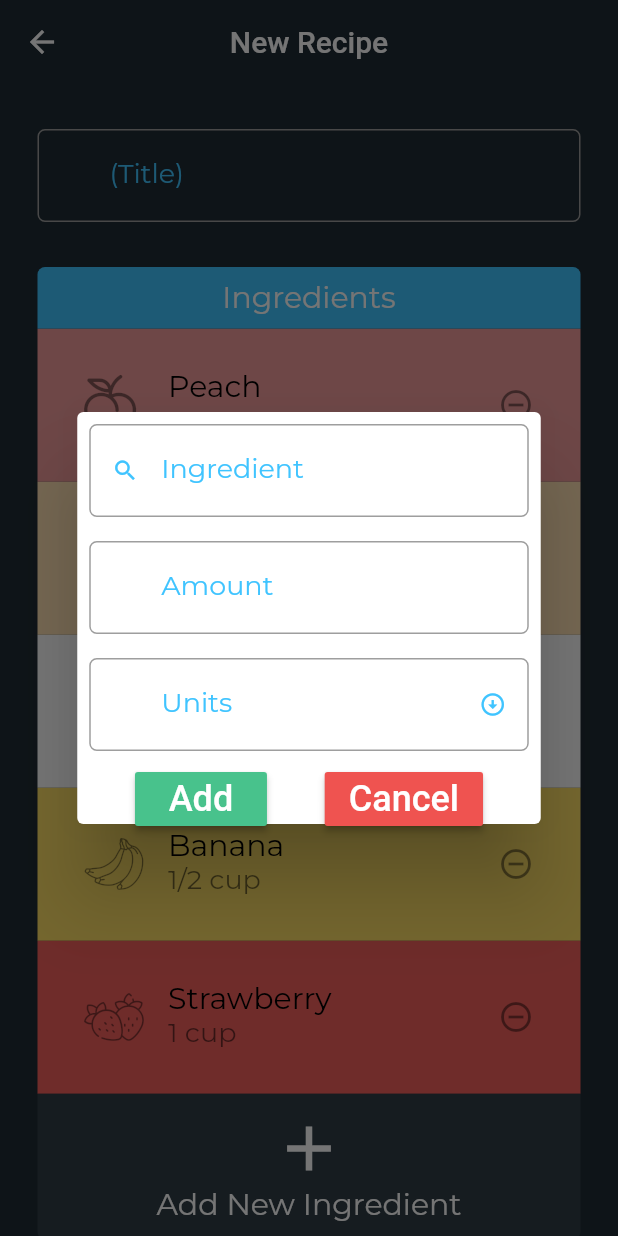
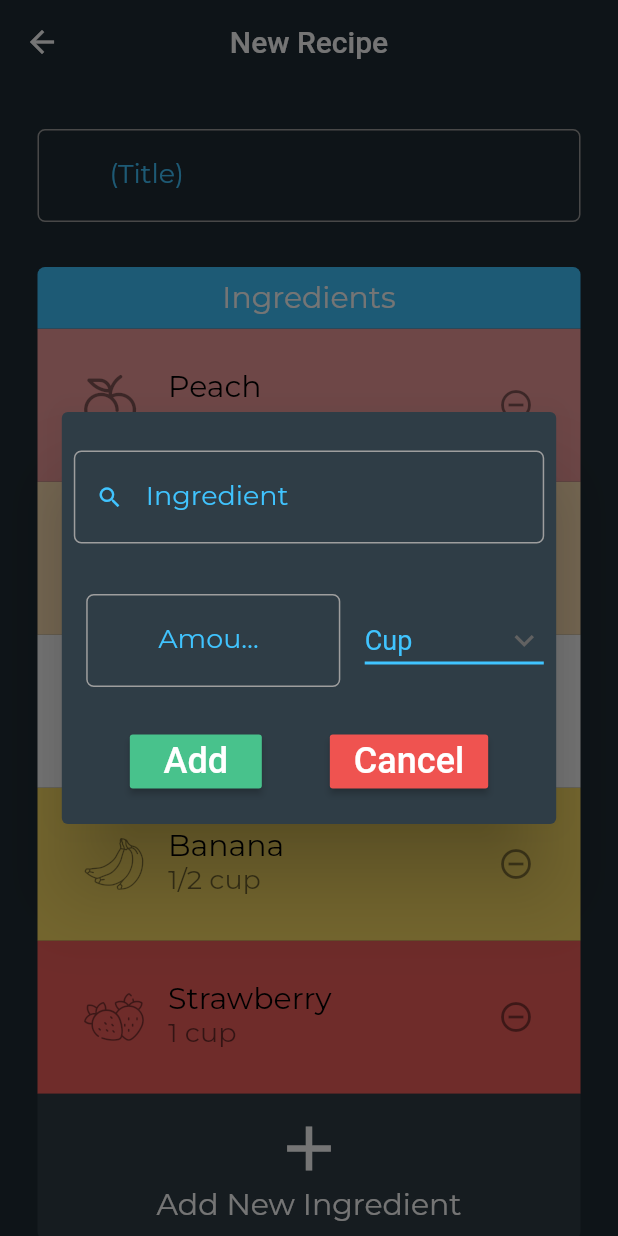
Before and after one commit to IanKirkham/BlenderHut, a Flutter app: the RecipeBuilder screen opened directly, after a tap on "Add New Ingredient", on a phone screen of 412 x 824 dp. Run offline on Flutter 3.47's test engine with Material 2 defaults, Android fonts, the phone set to English and light mode, and no system bars; our stand-ins replace carousel_slider, dots_indicator, flutter_spinkit, google_fonts, syncfusion_flutter_charts, syncfusion_flutter_sliders; missing offline and left inert: syncfusion_flutter_core.

```diff
--- a/lib/app.dart
+++ b/lib/app.dart
@@ -1,12 +1,15 @@
+import 'package:blenderapp/widgets/tab_item.dart';
 import 'package:flutter/material.dart';
 import 'screens/fill/fill.dart';
 import 'screens/home/home.dart';
 import 'screens/profile/profile.dart';
 import 'screens/recipe_list/recipe_list.dart';
 
+GlobalKey navBarGlobalKey = GlobalKey(debugLabel: 'bottomAppBar');
+
 class App extends StatefulWidget {
-  GlobalKey navBarGlobalKey;
-  App(this.navBarGlobalKey);
+  //GlobalKey navBarGlobalKey;
+  //App(this.navBarGlobalKey);
 
   @override
   _AppState createState() => _AppState();
@@ -14,11 +17,38 @@ class App extends StatefulWidget {
 
 class _AppState extends State<App> {
   int _currentIndex = 0;
-  final tabs = [
-    Home(),
-    RecipeList(),
-    Fill(),
-    Profile(),
+  // final tabs = [
+  //   Home(),
+  //   RecipeList(),
+  //   Fill(),
+  //   Profile(),
+  // ];
+
+  final List<TabItem> tabItems = [
+    TabItem(
+      title: 'Home',
+      iconData: Icons.home,
+      navigatorKey: GlobalKey<NavigatorState>(),
+      page: Home(),
+    ),
+    TabItem(
+      title: 'All Recipes',
+      iconData: Icons.view_module,
+      navigatorKey: GlobalKey<NavigatorState>(),
+      page: RecipeList(),
+    ),
+    TabItem(
+      title: 'Fill Containers',
+      iconData: Icons.addchart,
+      navigatorKey: GlobalKey<NavigatorState>(),
+      page: Fill(),
+    ),
+    TabItem(
+      title: 'Profile',
+      iconData: Icons.person,
+      navigatorKey: GlobalKey<NavigatorState>(),
+      page: Profile(),
+    ),
   ];
 
   PageController pageController = PageController(
@@ -28,52 +58,95 @@ class _AppState extends State<App> {
 
   @override
   Widget build(BuildContext context) {
+    final currentTab = tabItems[_currentIndex];
     // return MaterialApp(
     //   home:
-    return Scaffold(
-      body: PageView(
-        controller: pageController,
-        onPageChanged: (index) {
+    return WillPopScope(
+      onWillPop: () async =>
+          !await currentTab.navigatorKey.currentState.maybePop(),
+      child: Scaffold(
+        // body: PageView(
+        //   controller: pageController,
+        //   onPageChanged: (index) {
+        //     setState(
+        //       () {
+        //         _currentIndex = index;
+        //       },
+        //     );
+        //   },
+        //   children: tabs,
+        // ),
+        // body: Navigator(
+        //   key: currentTab.navigatorKey,
+        //   onGenerateRoute: (settings) => MaterialPageRoute(
+        //     settings: settings,
+        //     builder: (context) => Home(),
+        //   ),
+        // ),
+        body: IndexedStack(
+          index: _currentIndex,
+          children: tabItems
+              .map(
+                _buildIndexedPageFlow,
+              )
+              .toList(),
+        ),
+        bottomNavigationBar: BottomNavigationBar(
+          //key: widget.navBarGlobalKey,
+          // key: navBarGlobalKey,
+          key: navBarGlobalKey,
+          currentIndex: _currentIndex,
+          // items: [
+          //   BottomNavigationBarItem(
+          //     icon: Icon(Icons.home),
+          //     label: 'Home',
+          //   ),
+          //   BottomNavigationBarItem(
+          //     icon: Icon(Icons.view_module),
+          //     label: 'All Recipes',
+          //   ),
+          //   BottomNavigationBarItem(
+          //     icon: Icon(Icons.addchart),
+          //     label: 'Fill Containers',
+          //   ),
+          //   BottomNavigationBarItem(
+          //     icon: Icon(Icons.person),
+          //     label: 'Profile',
+          //   ),
+          // ],
+          items: tabItems
+              .map(
+                (item) => BottomNavigationBarItem(
+                  label: item.title,
+                  icon: Icon(item.iconData),
+                ),
+              )
+              .toList(),
+          onTap: (newIndex) {
             setState(
               () {
-              _currentIndex = index;
-            },
-          );
-        },
-        children: tabs,
-      ),
-      bottomNavigationBar: BottomNavigationBar(
-        key: widget.navBarGlobalKey,
-        currentIndex: _currentIndex,
-        items: [
-          BottomNavigationBarItem(
-            icon: Icon(Icons.home),
-            label: 'Home',
-          ),
-          BottomNavigationBarItem(
-            icon: Icon(Icons.view_module),
-            label: 'All Recipes',
-          ),
-          BottomNavigationBarItem(
-            icon: Icon(Icons.addchart),
-            label: 'Fill Containers',
-          ),
-          BottomNavigationBarItem(
-            icon: Icon(Icons.person),
-            label: 'Profile',
-          ),
-        ],
-        onTap: (index) {
-          setState(
-            () {
-              _currentIndex = index;
-              pageController.animateToPage(index,
-                  duration: Duration(milliseconds: 500), curve: Curves.ease);
+                if (_currentIndex != newIndex) {
+                  _currentIndex = newIndex;
+                } else {
+                  currentTab.navigatorKey.currentState
+                      .popUntil((route) => route.isFirst);
+                }
+                //pageController.animateToPage(index,
+                //    duration: Duration(milliseconds: 500), curve: Curves.ease);
                 //pageController.jumpToPage(index);
               },
             );
           },
         ),
+      ),
     );
   }
+
+  Widget _buildIndexedPageFlow(TabItem tabItem) => Navigator(
+        key: tabItem.navigatorKey,
+        onGenerateRoute: (settings) => MaterialPageRoute(
+          settings: settings,
+          builder: (context) => tabItem.page,
+        ),
+      );
 }
--- a/lib/main.dart
+++ b/lib/main.dart
@@ -6,7 +6,7 @@ void main() {
   runApp(Main());
 }
 
-GlobalKey navBarGlobalKey = GlobalKey(debugLabel: 'bottomAppBar');
+//GlobalKey navBarGlobalKey = GlobalKey(debugLabel: 'bottomAppBar');
 
 class Main extends StatefulWidget {
   @override
@@ -17,7 +17,8 @@ class _MainState extends State<Main> {
   @override
   Widget build(BuildContext context) {
     return MaterialApp(
-      home: SplashScreen(navBarGlobalKey),
+      //home: SplashScreen(navBarGlobalKey),
+      home: SplashScreen(),
       theme: _theme(),
     );
   }
--- a/lib/screens/recipe_builder/recipe_builder.dart
+++ b/lib/screens/recipe_builder/recipe_builder.dart
@@ -135,6 +135,8 @@ class _RecipeBuilderState extends State<RecipeBuilder> {
   }
 
   Future<bool> _dialogPopup(context) async {
+    String unitDropDownValue = 'Cup';
+
     bool success = await showDialog<bool>(
       context: context,
       builder: (context) {
@@ -143,9 +145,10 @@ class _RecipeBuilderState extends State<RecipeBuilder> {
             FocusScope.of(context).requestFocus(new FocusNode());
           },
           child: Dialog(
+            backgroundColor: Color(0xFF2F3D46),
             child: Container(
               height: MediaQuery.of(context).size.height / 3,
-              width: MediaQuery.of(context).size.width * 0.75,
+              width: MediaQuery.of(context).size.width * 0.8,
               child: Column(
                 mainAxisAlignment: MainAxisAlignment.spaceEvenly,
                 children: [
@@ -168,22 +171,48 @@ class _RecipeBuilderState extends State<RecipeBuilder> {
                       prefixIconData: Icons.search,
                     ),
                   ),
-                  Padding(
-                    padding: const EdgeInsets.all(8.0),
+                  Row(
+                    mainAxisAlignment: MainAxisAlignment.spaceEvenly,
+                    children: [
+                      Container(
+                        width: MediaQuery.of(context).size.width * 0.45,
+                        padding: EdgeInsets.all(8),
                         child: TextFieldWidget(
                           obscureText: false,
-                      hintText: "Search",
+                          hintText: "Number",
                           labelText: "Amount",
                         ),
                       ),
-                  Padding(
-                    padding: const EdgeInsets.all(8.0),
-                    child: TextFieldWidget(
-                      obscureText: false,
-                      hintText: "Search",
-                      labelText: "Units",
-                      suffixIconData: Icons.arrow_circle_down,
+                      DropdownButton<String>(
+                        value: unitDropDownValue,
+                        icon: Icon(Icons.keyboard_arrow_down_outlined),
+                        iconSize: 26,
+                        elevation: 16,
+                        style: TextStyle(
+                            color: Colors.lightBlueAccent, fontSize: 18),
+                        underline: Container(
+                          height: 2,
+                          color: Colors.lightBlueAccent,
                         ),
+                        onChanged: (String newValue) {
+                          setState(() {
+                            unitDropDownValue = newValue;
+                          });
+                        },
+                        items: <String>[
+                          'Cup',
+                          'Gram',
+                          'Ounce',
+                          'Tablespoon',
+                          'Mililiter',
+                        ].map<DropdownMenuItem<String>>((String value) {
+                          return DropdownMenuItem<String>(
+                            value: value,
+                            child: Text(value),
+                          );
+                        }).toList(),
+                      ),
+                    ],
                   ),
                   Row(
                     mainAxisAlignment: MainAxisAlignment.spaceEvenly,
--- /dev/null
+++ b/lib/widgets/tab_item.dart
@@ -0,0 +1,15 @@
+import 'package:flutter/material.dart';
+
+class TabItem {
+  final String title;
+  final IconData iconData;
+  final GlobalKey<NavigatorState> navigatorKey;
+  final Widget page;
+
+  TabItem({
+    @required this.title,
+    @required this.iconData,
+    @required this.navigatorKey,
+    @required this.page,
+  });
+}
```
Also changed, not shown: lib/screens/home/home.dart (+32 -16 lines), lib/screens/login/login.dart (+4 -3 lines), lib/screens/recipe_list/recipe_tile.dart (+25 -35 lines), lib/screens/splash/splash.dart (+5 -4 lines). Lines whose indentation alone changed are shown as unchanged.
